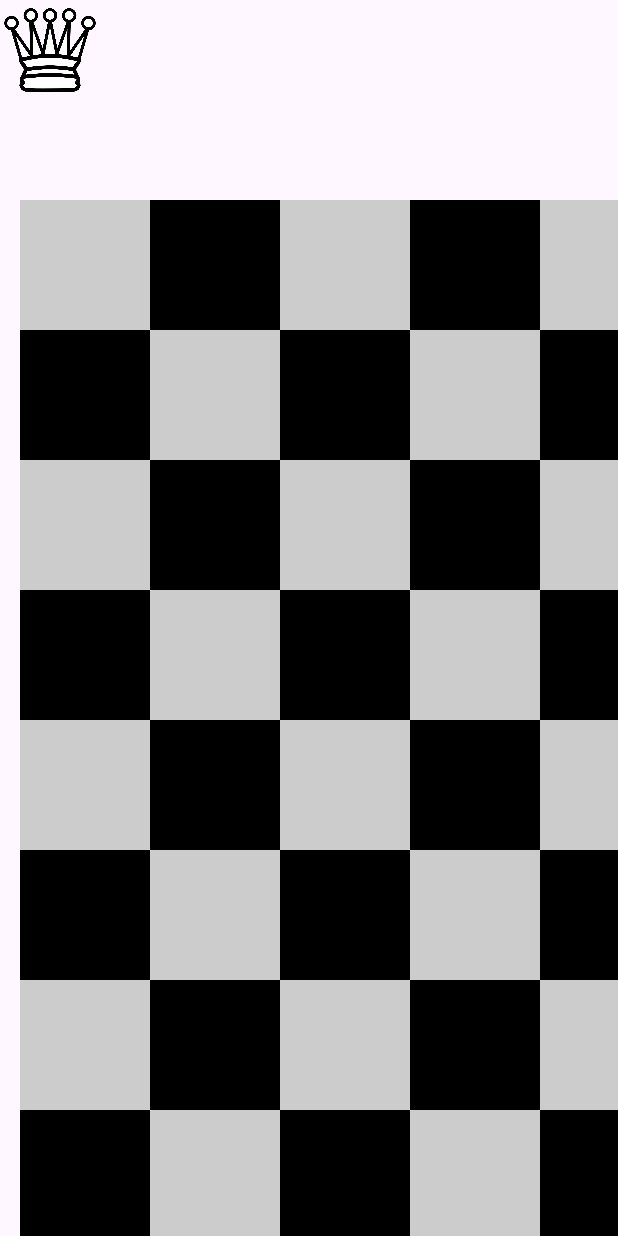
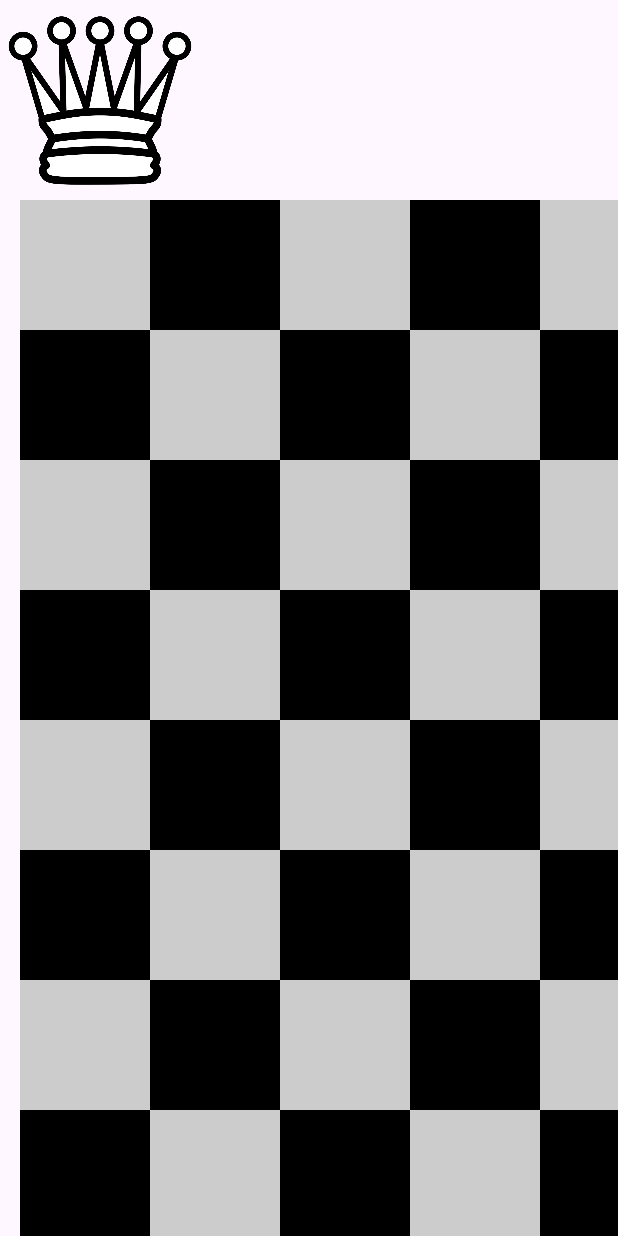
Before and after one commit to Sneheelvirale/chess-android, an Android app: the screen it shows after launch (MainActivity), on a phone screen of 412 x 824 dp. Run offline under Robolectric (Android 15) with nearby library versions, the phone set to English and light mode, and no system bars.

Commit message:
Initial commit

```diff
--- a/CHESSS/app/src/main/java/com/android/chesss/ChessView.kt
+++ b/CHESSS/app/src/main/java/com/android/chesss/ChessView.kt
@@ -15,9 +15,38 @@ class ChessView(context: Context?, attrs: AttributeSet?) : View(context, attrs)
     private final val originX = 20f
     private final val originY = 200f
     private final val cellSide = 130f
+    private final val imgResIDs = setOf(R.drawable.
+    black_bishop,
+        R.drawable.white_bishop,
+        R.drawable.black_king,
+        R.drawable.white_king,
+        R.drawable.black_queen,
+        R.drawable.white_queen,
+        R.drawable.black_rook,
+        R.drawable.white_rook,
+        R.drawable.black_knight,
+        R.drawable.white_knight,
+        R.drawable.black_pawn,
+        R.drawable.white_pawn
+    )
+    private final val bitmaps = mutableMapOf<Int, Bitmap>()
+    private final val paint = Paint()
+    init {
+        loadBitmaps()
+    }
 
     override fun onDraw(canvas: Canvas?) {
-        val paint = Paint()
+        drawChessboard(canvas)
+
+        val whiteQueenBitmap = bitmaps[R.drawable.white_queen]!!
+        canvas?.drawBitmap(whiteQueenBitmap, null, Rect(0,0,200,200), paint)
+    }
+    private fun loadBitmaps(){
+        imgResIDs.forEach {
+            bitmaps[it] = BitmapFactory.decodeResource(resources, it)
+        }
+    }
+    private fun drawChessboard(canvas: Canvas?){
         for (i in 0..7) {
 
             for (j in 0..7) {
@@ -32,8 +61,5 @@ class ChessView(context: Context?, attrs: AttributeSet?) : View(context, attrs)
                 )
             }
         }
-        val whiteQueenBitmap: Bitmap
-        whiteQueenBitmap = BitmapFactory.decodeResource(resources, R.drawable.white_queen)
-        canvas?.drawBitmap(whiteQueenBitmap, null, Rect(0,0,100,100), paint)
     }
 }
```
